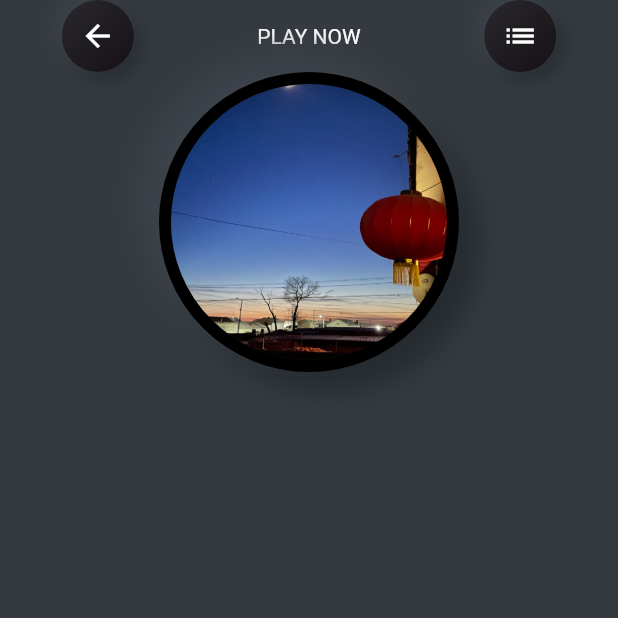
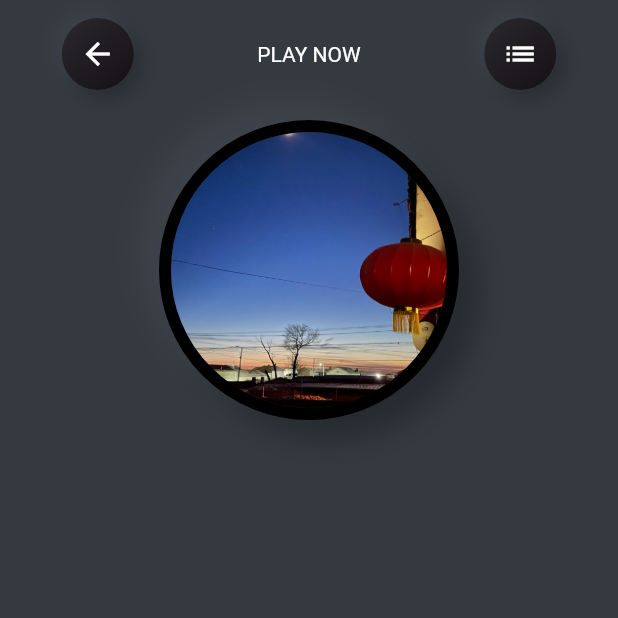
Before and after one commit to JunaYa/flutter-music-app, a Flutter app: the screen it shows after launch, on a phone screen of 412 x 824 dp, the top half of it. Run offline on Flutter 3.47's test engine with Material 2 defaults, Android fonts, the phone set to English and light mode, and no system bars.

Commit message:
feat: update ui

```diff
--- a/lib/pages/DribbbleMusicPlayer.dart
+++ b/lib/pages/DribbbleMusicPlayer.dart
@@ -1,6 +1,5 @@
 import 'package:app/pages/extentions.dart';
 import 'package:flutter/material.dart';
-import '../components/Neumorphism.dart';
 
 class DribbbleMusicPlayer extends StatelessWidget {
   const DribbbleMusicPlayer({Key? key}) : super(key: key);
@@ -17,7 +16,9 @@ class DribbbleMusicPlayer extends StatelessWidget {
             crossAxisAlignment: CrossAxisAlignment.center,
             mainAxisAlignment: MainAxisAlignment.start,
             children: const [
+              Padding(padding: EdgeInsets.all(6)),
               HeaderBoard(),
+              Padding(padding: EdgeInsets.all(10)),
               AlbumBoard(),
             ],
           ),
@@ -124,7 +125,7 @@ class AlbumBoard extends StatelessWidget {
       ),
       child: ClipRRect(
         borderRadius: BorderRadius.circular(100.0),
-        child: Image.asset('assets/images/album.jpg', fit: BoxFit.fitHeight,),
+        child: Image.asset('assets/images/album.jpg', fit: BoxFit.cover,),
       ),
     ).addNeumorphism(
       blurRadius: 16,
```
